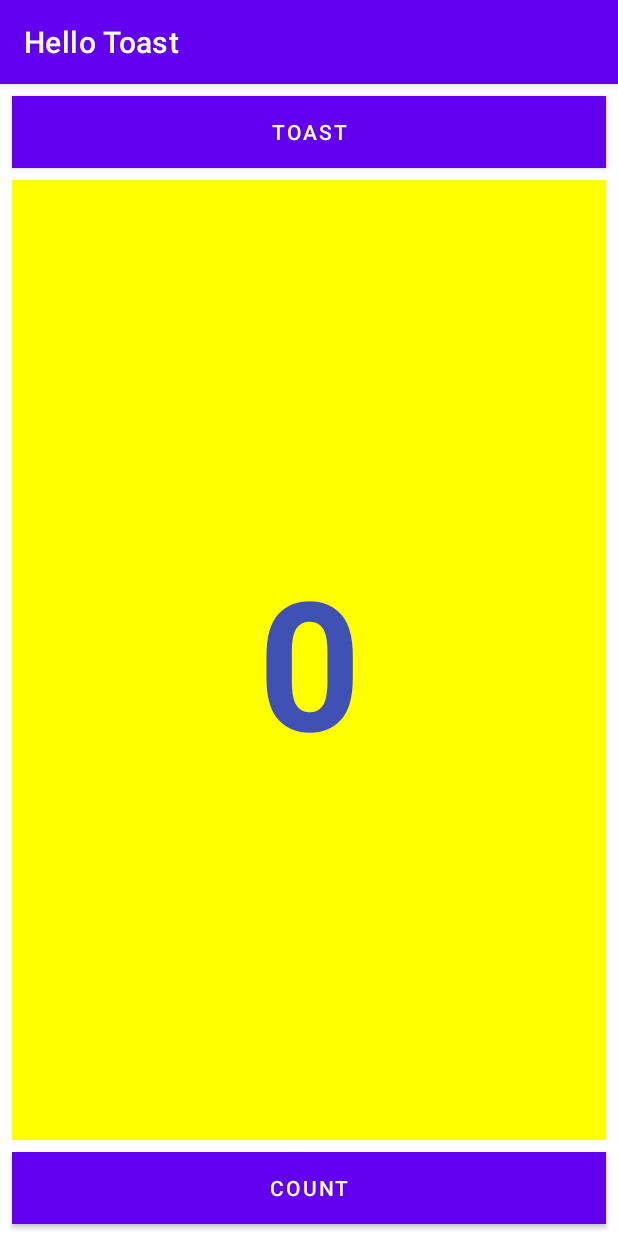
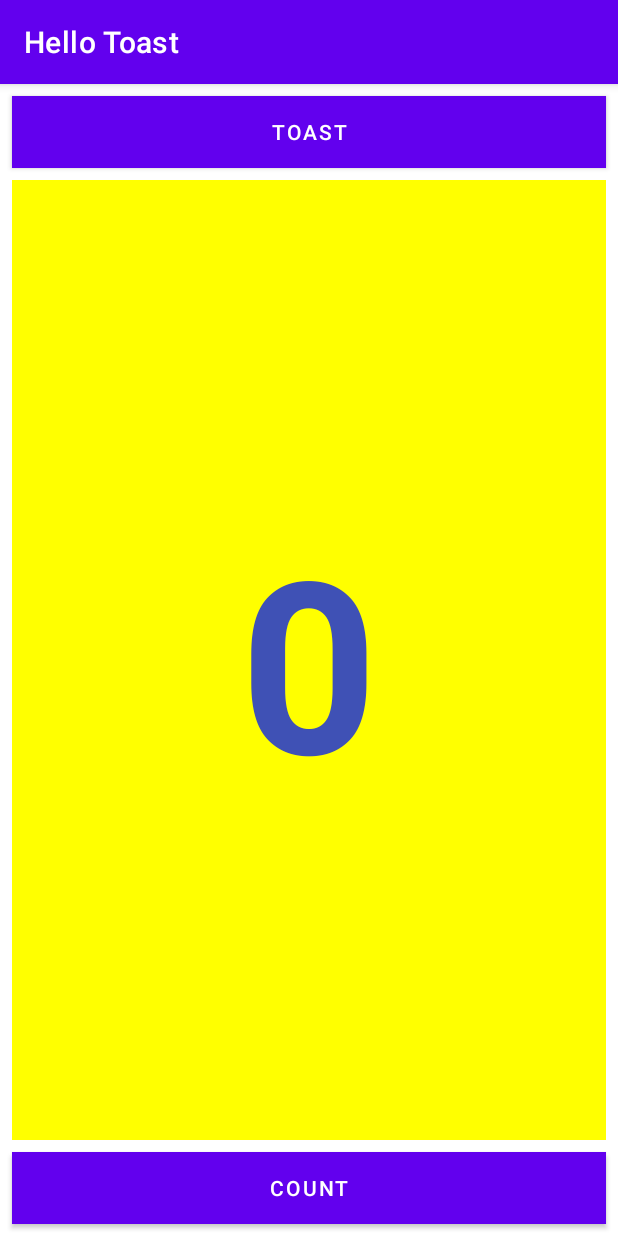
Before and after one commit to Rosandymaulana/android-layout-part-b, an Android app: the screen it shows after launch (MainActivity), on a phone screen of 412 x 824 dp. Run offline under Robolectric (Android 15) with nearby library versions, the phone set to English and light mode, and no system bars.

Commit message:
Change Linear Layout

```diff
--- a/app/src/main/res/layout/activity_main.xml
+++ b/app/src/main/res/layout/activity_main.xml
@@ -1,14 +1,14 @@
-<?xml version="1.0" encoding="utf-8"?>
-<androidx.constraintlayout.widget.ConstraintLayout xmlns:android="http://schemas.android.com/apk/res/android"
+<LinearLayout xmlns:android="http://schemas.android.com/apk/res/android"
     xmlns:app="http://schemas.android.com/apk/res-auto"
     xmlns:tools="http://schemas.android.com/tools"
     android:layout_width="match_parent"
     android:layout_height="match_parent"
-    tools:context=".MainActivity">
+    android:orientation="vertical"
+    tools:context="com.example.android.hellotoast.MainActivity">
 
     <Button
         android:id="@+id/button_toast"
-        android:layout_width="0dp"
+        android:layout_width="match_parent"
         android:layout_height="wrap_content"
         android:layout_marginEnd="8dp"
         android:layout_marginStart="8dp"
@@ -16,14 +16,28 @@
         android:background="@color/colorPrimary"
         android:onClick="showToast"
         android:text="@string/button_label_toast"
-        android:textColor="@android:color/white"
-        app:layout_constraintEnd_toEndOf="parent"
-        app:layout_constraintStart_toStartOf="parent"
-        app:layout_constraintTop_toTopOf="parent" />
+        android:textColor="@android:color/white" />
+
+    <TextView
+        android:id="@+id/show_count"
+        android:layout_width="match_parent"
+        android:layout_height="wrap_content"
+        android:gravity="center_vertical"
+        android:layout_marginBottom="8dp"
+        android:layout_marginEnd="8dp"
+        android:layout_marginStart="8dp"
+        android:layout_marginTop="8dp"
+        android:background="#FFFF00"
+        android:text="@string/count_initial_value"
+        android:textAlignment="center"
+        android:textColor="@color/colorPrimary"
+        android:textSize="160sp"
+        android:textStyle="bold"
+        android:layout_weight="1"/>
 
     <Button
         android:id="@+id/button_count"
-        android:layout_width="0dp"
+        android:layout_width="match_parent"
         android:layout_height="wrap_content"
         android:layout_marginBottom="8dp"
         android:layout_marginEnd="8dp"
@@ -31,30 +45,5 @@
         android:background="@color/colorPrimary"
         android:onClick="countUp"
         android:text="@string/button_label_count"
-        android:textColor="@android:color/white"
-        app:layout_constraintBottom_toBottomOf="parent"
-        app:layout_constraintEnd_toEndOf="parent"
-        app:layout_constraintStart_toStartOf="parent" />
-
-    <TextView
-        android:id="@+id/show_count"
-        android:layout_width="0dp"
-        android:layout_height="0dp"
-        android:layout_marginBottom="8dp"
-        android:layout_marginEnd="8dp"
-        android:layout_marginStart="8dp"
-        android:layout_marginTop="8dp"
-        android:background="#FFFF00"
-        android:gravity="center_vertical"
-        android:text="@string/count_initial_value"
-        android:textAlignment="center"
-        android:textColor="@color/colorPrimary"
-        android:textSize="120sp"
-        android:textStyle="bold"
-        app:layout_constraintBottom_toTopOf="@+id/button_count"
-        app:layout_constraintEnd_toEndOf="parent"
-        app:layout_constraintStart_toStartOf="parent"
-        app:layout_constraintTop_toBottomOf="@+id/button_toast"
-        tools:ignore="RtlCompat" />
-
-</androidx.constraintlayout.widget.ConstraintLayout>
+        android:textColor="@android:color/white" />
+</LinearLayout>
```
